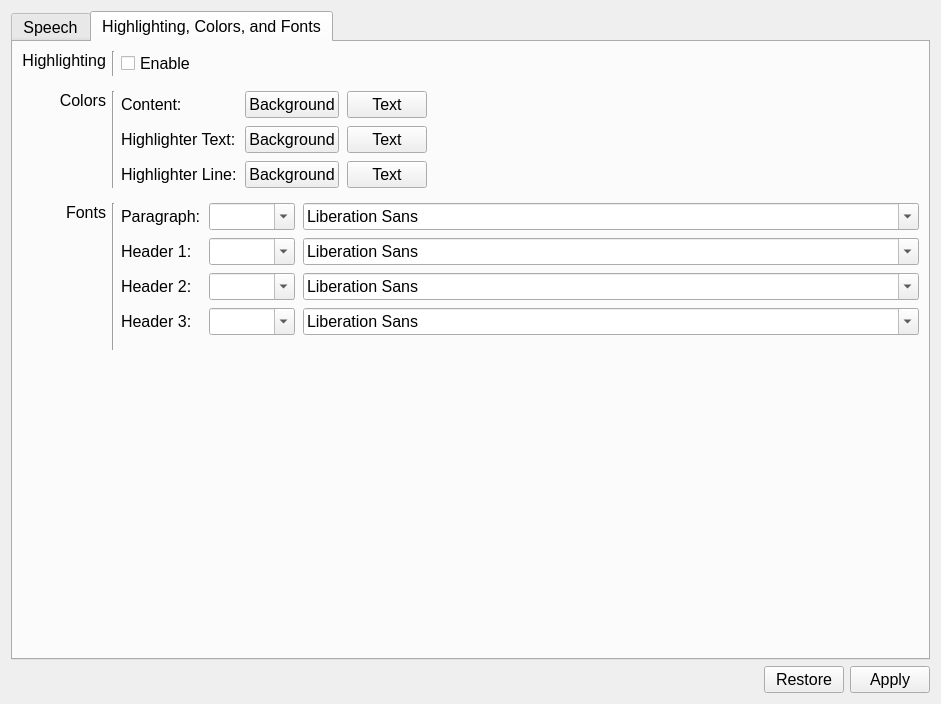
Qt form src/forms/settings.ui (DinoZAR/CentralAccessReader) before a commit.
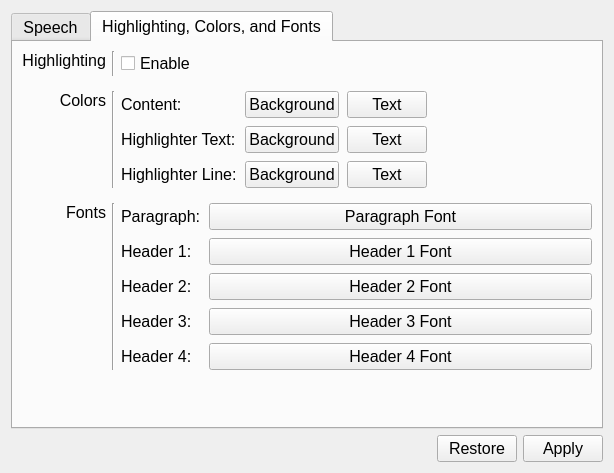
The same form after that commit. The open tabs and pages were chosen to show the change.

Commit message: Got custom fonts to work!

```diff
--- a/src/forms/settings.ui
+++ b/src/forms/settings.ui
@@ -6,8 +6,8 @@
    <rect>
     <x>0</x>
     <y>0</y>
-    <width>941</width>
-    <height>704</height>
+    <width>614</width>
+    <height>473</height>
    </rect>
   </property>
   <property name="font">
@@ -405,127 +405,47 @@
              </property>
             </widget>
            </item>
+           <item row="4" column="0">
+            <widget class="QLabel" name="label_14">
+             <property name="text">
+              <string>Header 4:</string>
+             </property>
+            </widget>
+           </item>
+           <item row="0" column="1">
+            <widget class="QPushButton" name="paragraphFontButton">
+             <property name="text">
+              <string>Paragraph Font</string>
+             </property>
+            </widget>
+           </item>
+           <item row="1" column="1">
+            <widget class="QPushButton" name="header1FontButton">
+             <property name="text">
+              <string>Header 1 Font</string>
+             </property>
+            </widget>
+           </item>
+           <item row="2" column="1">
+            <widget class="QPushButton" name="header2FontButton">
+             <property name="text">
+              <string>Header 2 Font</string>
+             </property>
+            </widget>
+           </item>
            <item row="3" column="1">
-            <layout class="QHBoxLayout" name="horizontalLayout_9" stretch="0,1">
-             <item>
-              <widget class="QComboBox" name="header3SizeBox">
-               <property name="sizePolicy">
-                <sizepolicy hsizetype="Preferred" vsizetype="Fixed">
-                 <horstretch>0</horstretch>
-                 <verstretch>0</verstretch>
-                </sizepolicy>
-               </property>
-               <property name="minimumSize">
-                <size>
-                 <width>80</width>
-                 <height>0</height>
-                </size>
-               </property>
-               <property name="baseSize">
-                <size>
-                 <width>0</width>
-                 <height>0</height>
-                </size>
-               </property>
-               <property name="editable">
-                <bool>true</bool>
-               </property>
-              </widget>
-             </item>
-             <item>
-              <widget class="QFontComboBox" name="header3FontBox"/>
-             </item>
-            </layout>
+            <widget class="QPushButton" name="header3FontButton">
+             <property name="text">
+              <string>Header 3 Font</string>
+             </property>
+            </widget>
            </item>
-           <item row="2" column="1">
-            <layout class="QHBoxLayout" name="horizontalLayout_8" stretch="0,1">
-             <item>
-              <widget class="QComboBox" name="header2SizeBox">
-               <property name="sizePolicy">
-                <sizepolicy hsizetype="Preferred" vsizetype="Fixed">
-                 <horstretch>0</horstretch>
-                 <verstretch>0</verstretch>
-                </sizepolicy>
-               </property>
-               <property name="minimumSize">
-                <size>
-                 <width>80</width>
-                 <height>0</height>
-                </size>
-               </property>
-               <property name="baseSize">
-                <size>
-                 <width>0</width>
-                 <height>0</height>
-                </size>
-               </property>
-               <property name="editable">
-                <bool>true</bool>
-               </property>
-              </widget>
-             </item>
-             <item>
-              <widget class="QFontComboBox" name="header2FontBox"/>
-             </item>
-            </layout>
-           </item>
-           <item row="1" column="1">
-            <layout class="QHBoxLayout" name="horizontalLayout_7" stretch="0,1">
-             <item>
-              <widget class="QComboBox" name="header1SizeBox">
-               <property name="sizePolicy">
-                <sizepolicy hsizetype="Preferred" vsizetype="Fixed">
-                 <horstretch>0</horstretch>
-                 <verstretch>0</verstretch>
-                </sizepolicy>
-               </property>
-               <property name="minimumSize">
-                <size>
-                 <width>80</width>
-                 <height>0</height>
-                </size>
-               </property>
-               <property name="baseSize">
-                <size>
-                 <width>0</width>
-                 <height>0</height>
-                </size>
-               </property>
-               <property name="editable">
-                <bool>true</bool>
-               </property>
-              </widget>
-             </item>
-             <item>
-              <widget class="QFontComboBox" name="header1FontBox"/>
-             </item>
-            </layout>
-           </item>
-           <item row="0" column="1">
-            <layout class="QHBoxLayout" name="horizontalLayout_6" stretch="0,1">
-             <item>
-              <widget class="QComboBox" name="paragraphSizeBox">
-               <property name="sizePolicy">
-                <sizepolicy hsizetype="Preferred" vsizetype="Fixed">
-                 <horstretch>0</horstretch>
-                 <verstretch>0</verstretch>
-                </sizepolicy>
-               </property>
-               <property name="minimumSize">
-                <size>
-                 <width>80</width>
-                 <height>0</height>
-                </size>
-               </property>
-               <property name="editable">
-                <bool>true</bool>
-               </property>
-              </widget>
-             </item>
-             <item>
-              <widget class="QFontComboBox" name="paragraphFontBox"/>
-             </item>
-            </layout>
+           <item row="4" column="1">
+            <widget class="QPushButton" name="header4FontButton">
+             <property name="text">
+              <string>Header 4 Font</string>
+             </property>
+            </widget>
            </item>
           </layout>
          </item>
```
Left out of the diff: 5 changed lines with no effect on the pictures. The commit also changes 5 other files.
